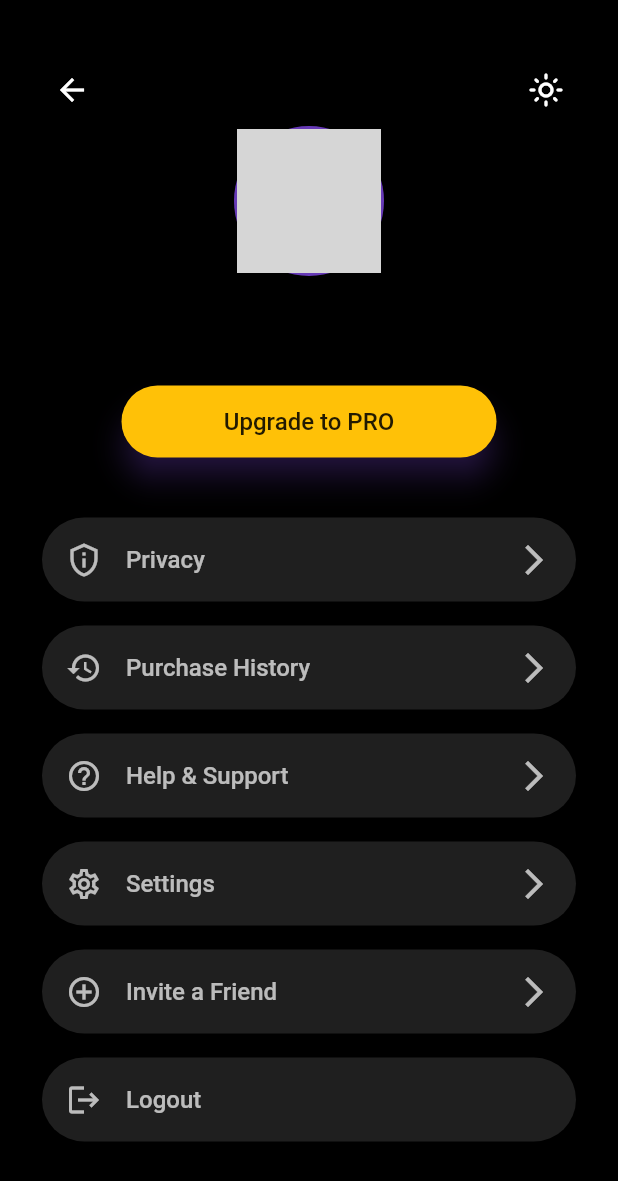
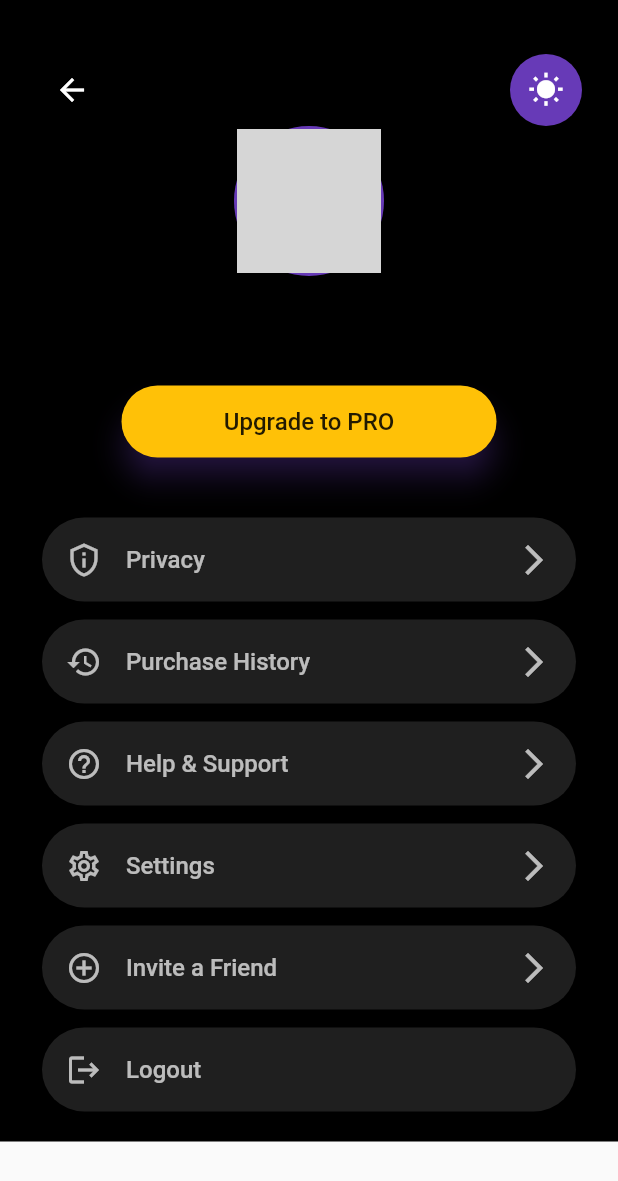
Before and after one commit to abdul-basit-dev/Github-Users-API-with-Dark-Light-Mode, a Flutter app: the UserDetails screen opened directly with empty values, on a phone screen of 412 x 824 dp. Shown: the top 1181 px of the screen. Run offline on Flutter 3.47's test engine with Material 2 defaults, Android fonts, the phone set to English and light mode, and no system bars; network calls fail; grey boxes are pictures that could not be loaded.

Commit message:
ui icon added

```diff
--- a/lib/user_details.dart
+++ b/lib/user_details.dart
@@ -24,7 +24,8 @@ class _UserDetailsState extends State<UserDetails> {
   @override
   Widget build(BuildContext context) {
     return Scaffold(
-      body: Container(
+      body: SingleChildScrollView(
+        child: Container(
           color: (isDark ? Colors.black : Colors.white),
           child: Column(
             crossAxisAlignment: CrossAxisAlignment.stretch,
@@ -44,21 +45,27 @@ class _UserDetailsState extends State<UserDetails> {
                         Navigator.pop(context);
                       },
                     ),
-                  IconButton(
+                    Material(
+                      color: (isDark ? Colors.deepPurple : Colors.amber),
+                      elevation: 8.0,
+                      borderRadius:
+                          const BorderRadius.all(Radius.circular(24.0)),
+                      child: IconButton(
                         icon: isDark
                             ? Icon(
-                            Icons.light_mode_outlined,
+                                Icons.wb_sunny,
                                 color: (isDark ? Colors.white : Colors.black),
                               )
                             : Icon(
                                 Icons.dark_mode_outlined,
-                            color: (isDark ? Colors.white : Colors.black),
+                                color: (isDark ? Colors.black : Colors.white),
                               ),
                         onPressed: () {
                           setState(() {
                             isDark = !isDark;
                           });
                         },
+                      ),
                     ),
                   ],
                 ),
@@ -131,7 +138,7 @@ class _UserDetailsState extends State<UserDetails> {
                 ),
               ),
               Padding(
-              padding: const EdgeInsets.fromLTRB(24, 0, 24, 8),
+                padding: const EdgeInsets.fromLTRB(24, 0, 24, 4),
                 child: _mCardView(
                   "Privacy",
                   Icons.privacy_tip_outlined,
@@ -140,7 +147,7 @@ class _UserDetailsState extends State<UserDetails> {
                 ),
               ),
               Padding(
-              padding: const EdgeInsets.fromLTRB(24, 0, 24, 8),
+                padding: const EdgeInsets.fromLTRB(24, 0, 24, 4),
                 child: _mCardView(
                   "Purchase History",
                   Icons.history_outlined,
@@ -149,7 +156,7 @@ class _UserDetailsState extends State<UserDetails> {
                 ),
               ),
               Padding(
-              padding: const EdgeInsets.fromLTRB(24, 0, 24, 8),
+                padding: const EdgeInsets.fromLTRB(24, 0, 24, 4),
                 child: _mCardView(
                   "Help & Support",
                   Icons.help_outline_outlined,
@@ -158,7 +165,7 @@ class _UserDetailsState extends State<UserDetails> {
                 ),
               ),
               Padding(
-              padding: const EdgeInsets.fromLTRB(24, 0, 24, 8),
+                padding: const EdgeInsets.fromLTRB(24, 0, 24, 4),
                 child: _mCardView(
                   "Settings",
                   Icons.settings_outlined,
@@ -167,7 +174,7 @@ class _UserDetailsState extends State<UserDetails> {
                 ),
               ),
               Padding(
-              padding: const EdgeInsets.fromLTRB(24, 0, 24, 8),
+                padding: const EdgeInsets.fromLTRB(24, 0, 24, 4),
                 child: _mCardView(
                   "Invite a Friend",
                   Icons.add_circle_outline_sharp,
@@ -211,6 +218,7 @@ class _UserDetailsState extends State<UserDetails> {
             ],
           ),
         ),
+      ),
     );
   }
 }
```
Lines whose indentation alone changed are shown as unchanged.
